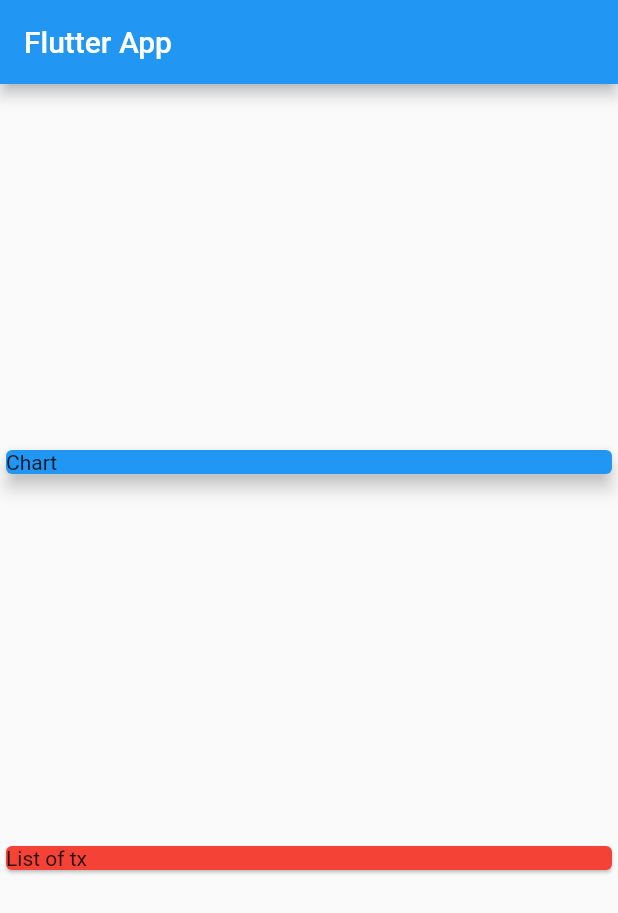
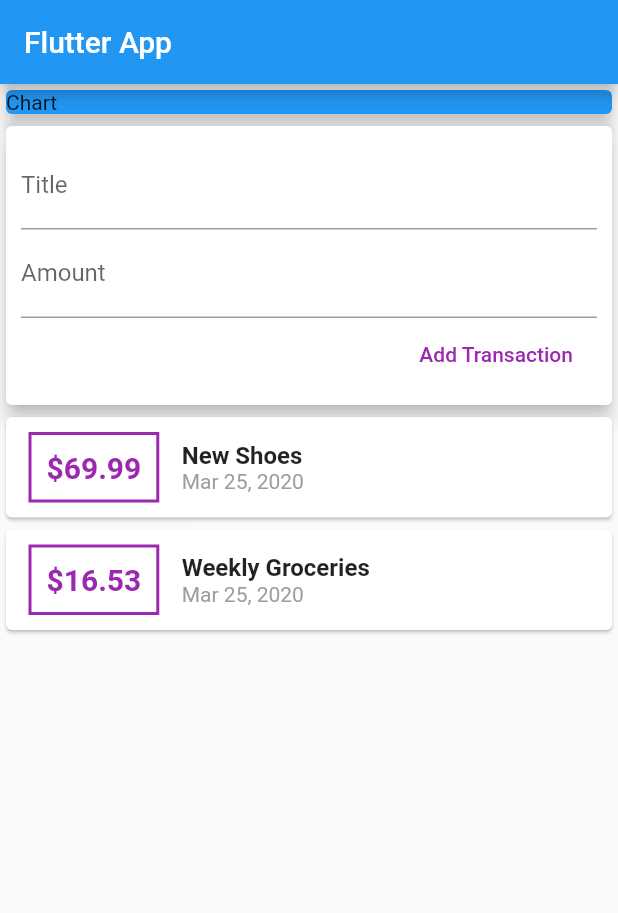
Before and after one commit to matheuslcandido/personal-expenses, a Flutter app: the screen it shows after launch, on a phone screen of 412 x 824 dp. Shown: the top 913 px of the screen. Run offline on Flutter 3.47's test engine with Material 2 defaults, Android fonts, the phone set to English and light mode, and no system bars.

Commit message:
creating the base structure of the app with the widgets that will be need to have the best performance and separation of code

```diff
--- a/lib/main.dart
+++ b/lib/main.dart
@@ -1,5 +1,6 @@
 import 'package:flutter/material.dart';
-import './transaction.dart';
+
+import './widgets/user_transactions.dart';
 
 void main() => runApp(MyApp());
 
@@ -14,21 +15,6 @@ class MyApp extends StatelessWidget {
 }
 
 class MyHomePage extends StatelessWidget {
-  final List<Transaction> transactions = [
-    Transaction(
-      id: 't1',
-      title: 'New Shoes',
-      amount: 69.99,
-      date: DateTime.now(),
-    ),
-    Transaction(
-      id: 't2',
-      title: 'Weekly Groceries',
-      amount: 16.53,
-      date: DateTime.now(),
-    ),
-  ];
-
   @override
   Widget build(BuildContext context) {
     return Scaffold(
@@ -36,7 +22,6 @@ class MyHomePage extends StatelessWidget {
         title: Text('Flutter App'),
       ),
       body: Column(
-        mainAxisAlignment: MainAxisAlignment.spaceEvenly,
         crossAxisAlignment: CrossAxisAlignment.stretch,
         children: <Widget>[
           Container(
@@ -47,10 +32,7 @@ class MyHomePage extends StatelessWidget {
               elevation: 5,
             ),
           ),
-          Card(
-            color: Colors.red,
-            child: Text('List of tx'),
-          )
+          UserTransaction(),
         ],
       ),
     );
--- /dev/null
+++ b/lib/widgets/new_transaction.dart
@@ -0,0 +1,44 @@
+import 'package:flutter/material.dart';
+
+class NewTransaction extends StatelessWidget {
+  final titleController = TextEditingController();
+  final amountController = TextEditingController();
+
+  final Function addTx;
+
+  NewTransaction(this.addTx);
+
+  @override
+  Widget build(BuildContext context) {
+    return Card(
+      elevation: 5,
+      child: Container(
+        padding: EdgeInsets.all(10),
+        child: Column(
+          crossAxisAlignment: CrossAxisAlignment.end,
+          children: <Widget>[
+            TextField(
+              decoration: InputDecoration(
+                labelText: 'Title',
+              ),
+              controller: titleController,
+            ),
+            TextField(
+              decoration: InputDecoration(
+                labelText: 'Amount',
+              ),
+              controller: amountController,
+            ),
+            FlatButton(
+              child: Text('Add Transaction'),
+              textColor: Colors.purple,
+              onPressed: () {
+                addTx(titleController.text, double.parse(amountController.text));
+              },
+            ),
+          ],
+        ),
+      ),
+    );
+  }
+}
--- /dev/null
+++ b/lib/widgets/transaction_list.dart
@@ -0,0 +1,65 @@
+import 'package:flutter/material.dart';
+import 'package:intl/intl.dart';
+
+import '../models/transaction.dart';
+
+class TransactionList extends StatelessWidget {
+  final List<Transaction> transactions;
+
+  TransactionList(this.transactions);
+
+  @override
+  Widget build(BuildContext context) {
+    return Container(
+      height: 300,
+      child: ListView.builder(
+        itemBuilder: (context, index) {
+          return Card(
+            child: Row(children: <Widget>[
+              Container(
+                margin: EdgeInsets.symmetric(
+                  vertical: 10,
+                  horizontal: 15,
+                ),
+                decoration: BoxDecoration(
+                  border: Border.all(
+                    color: Colors.purple,
+                    width: 2,
+                  ),
+                ),
+                padding: EdgeInsets.all(10),
+                child: Text(
+                  '\$${transactions[index].amount}',
+                  style: TextStyle(
+                    fontWeight: FontWeight.bold,
+                    fontSize: 20,
+                    color: Colors.purple,
+                  ),
+                ),
+              ),
+              Column(
+                crossAxisAlignment: CrossAxisAlignment.start,
+                children: <Widget>[
+                  Text(
+                    transactions[index].title,
+                    style: TextStyle(
+                      fontSize: 16,
+                      fontWeight: FontWeight.bold,
+                    ),
+                  ),
+                  Text(
+                    DateFormat.yMMMd().format(transactions[index].date),
+                    style: TextStyle(
+                      color: Colors.grey,
+                    ),
+                  ),
+                ],
+              ),
+            ]),
+          );
+        },
+        itemCount: transactions.length,
+      ),
+    );
+  }
+}
--- /dev/null
+++ b/lib/widgets/user_transactions.dart
@@ -0,0 +1,50 @@
+import 'package:flutter/material.dart';
+
+import '../models/transaction.dart';
+import './new_transaction.dart';
+import './transaction_list.dart';
+
+class UserTransaction extends StatefulWidget {
+  @override
+  _UserTransactionState createState() => _UserTransactionState();
+}
+
+class _UserTransactionState extends State<UserTransaction> {
+  final List<Transaction> _userTransactions = [
+    Transaction(
+      id: 't1',
+      title: 'New Shoes',
+      amount: 69.99,
+      date: DateTime.now(),
+    ),
+    Transaction(
+      id: 't2',
+      title: 'Weekly Groceries',
+      amount: 16.53,
+      date: DateTime.now(),
+    ),
+  ];
+
+  void _addNewTransaction(String txTitle, double txAmount) {
+    final newTx = Transaction(
+      title: txTitle,
+      amount: txAmount,
+      date: DateTime.now(),
+      id: DateTime.now().toString(),
+    );
+
+    setState(() {
+      _userTransactions.add(newTx);
+    });
+  }
+
+  @override
+  Widget build(BuildContext context) {
+    return Column(
+      children: <Widget>[
+        NewTransaction(_addNewTransaction),
+        TransactionList(_userTransactions),
+      ],
+    );
+  }
+}
--- a/pubspec.yaml
+++ b/pubspec.yaml
@@ -19,6 +19,7 @@ environment:
 dependencies:
   flutter:
     sdk: flutter
+  intl: ^0.16.1
 
   # The following adds the Cupertino Icons font to your application.
   # Use with the CupertinoIcons class for iOS style icons.
```
Also changed, not shown: lib/models/transaction.dart (renamed from lib/transaction.dart), pubspec.lock.
